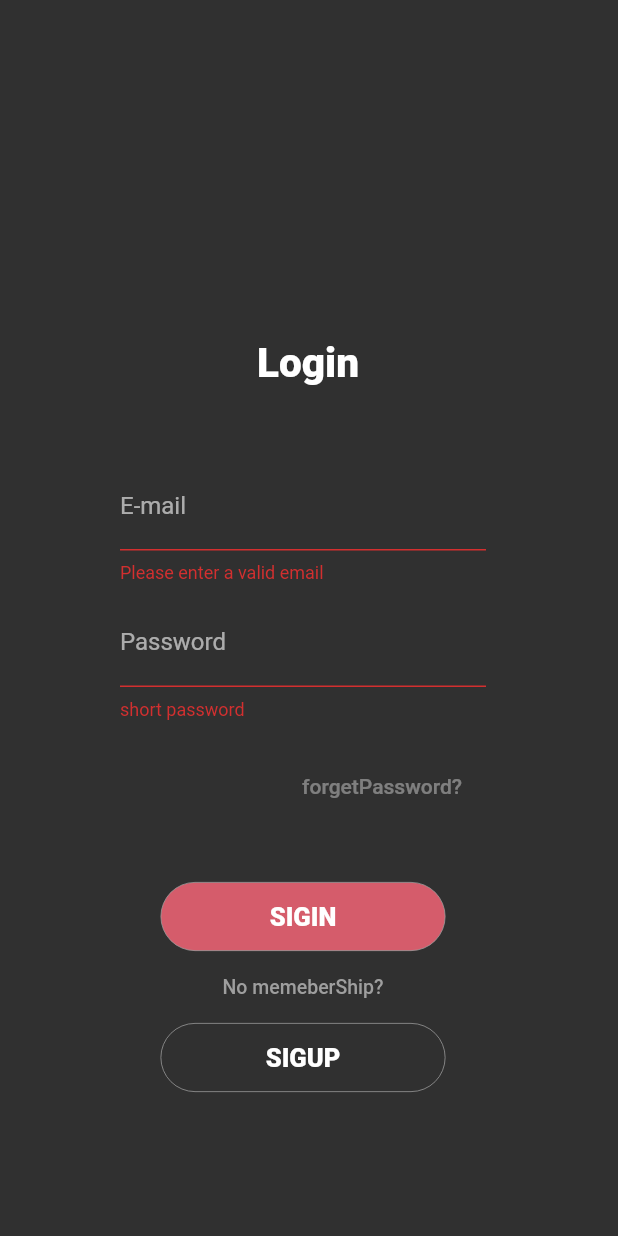
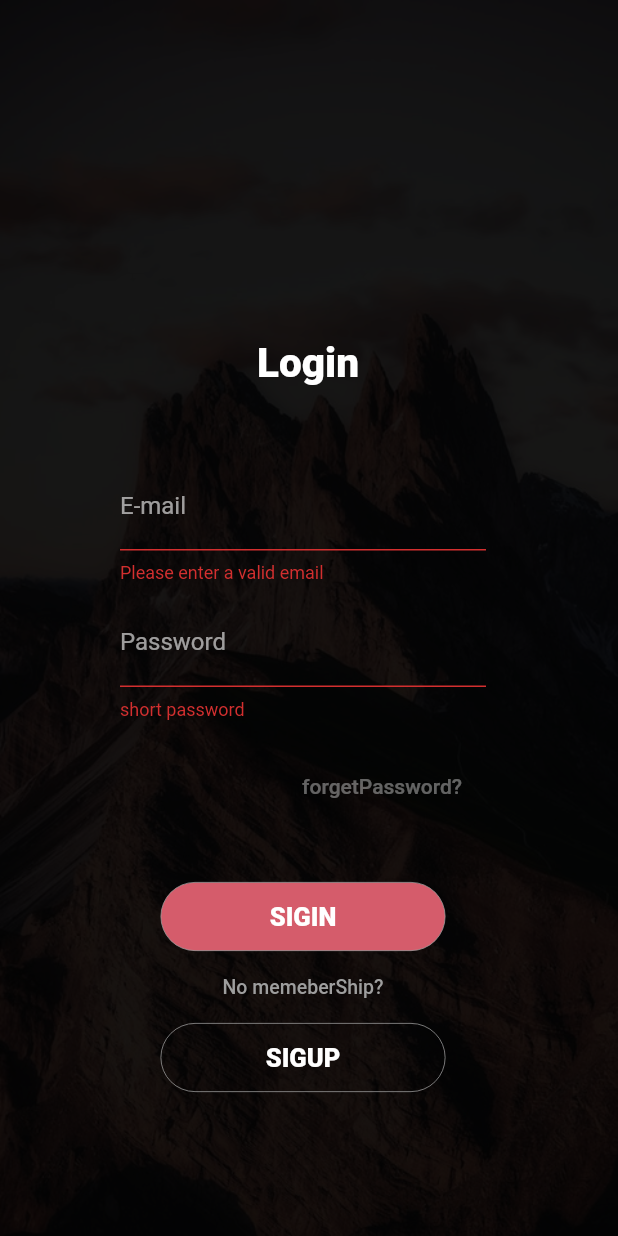
Before and after one commit to Ahmed20Salah/travel_app, a Flutter app: the Authenticate screen opened by its route, after a tap on "SIGIN", on a phone screen of 412 x 824 dp. Run offline on Flutter 3.47's test engine with Material 2 defaults, Android fonts, the phone set to English and light mode, and no system bars; our stand-ins replace image_picker, intro_slider, rxdart, shared_preferences; accounts and stored records are empty.

```diff
--- a/lib/pages/auth.dart
+++ b/lib/pages/auth.dart
@@ -25,11 +25,22 @@ class AuthenticateState extends State<Authenticate> {
 
   @override
   Widget build(BuildContext context) {
-    return ScopedModel<UserScope>(
+    return Stack(children: [
+      Container(
+        constraints: BoxConstraints.expand(),
+        decoration: BoxDecoration(
+            image: DecorationImage(
+                image: AssetImage('assets/adventure.jpg'),
+                fit: BoxFit.cover,
+                colorFilter: ColorFilter.mode(
+                    Colors.black.withOpacity(.9), BlendMode.darken))),
+      ),
+      ScopedModel<UserScope>(
           model: UserScope(),
           child: ScopedModelDescendant(
               builder: (BuildContext context, Widget child, UserScope model) {
             return Scaffold(
+              backgroundColor: Colors.transparent,
               body: Container(
                 padding: EdgeInsets.only(left: 80.0, right: 88.0, top: 130.0),
                 child: Center(
@@ -48,7 +59,8 @@ class AuthenticateState extends State<Authenticate> {
                           ),
                           _auth == Auth.SignUp
                               ? TextFormField(
-                                decoration: InputDecoration(labelText: 'Name'),
+                                  decoration:
+                                      InputDecoration(labelText: 'Name'),
                                   onSaved: (String value) {
                                     _formData['userName'] = value;
                                   },
@@ -111,8 +123,8 @@ class AuthenticateState extends State<Authenticate> {
                                   height: 46.0,
                                   decoration: BoxDecoration(
                                     color: Color.fromRGBO(213, 92, 107, 1),
-                                  border:
-                                      Border.all(color: Colors.grey, width: .5),
+                                    border: Border.all(
+                                        color: Colors.grey, width: .5),
                                     borderRadius: BorderRadius.circular(30.0),
                                   ),
                                   child: FlatButton(
@@ -136,20 +148,22 @@ class AuthenticateState extends State<Authenticate> {
                               _auth == Auth.Login
                                   ? 'No memeberShip?'
                                   : 'have an account already!',
-                            style: TextStyle(color: Colors.grey, fontSize: 13),
+                              style:
+                                  TextStyle(color: Colors.grey, fontSize: 13),
                             ),
                           ),
                           Container(
                             width: 190.0,
                             height: 46.0,
                             decoration: BoxDecoration(
-                              border: Border.all(color: Colors.grey, width: .5),
+                                border:
+                                    Border.all(color: Colors.grey, width: .5),
                                 borderRadius: BorderRadius.circular(30.0),
                                 color: _auth == Auth.Login
                                     ? Color.fromRGBO(0, 0, 0, 0)
                                     : Color.fromRGBO(213, 92, 107, 1)),
                             child: FlatButton(
-                            onPressed: ()  {
+                              onPressed: () {
                                 setState(() {
                                   _auth = Auth.SignUp;
                                 });
@@ -157,7 +171,8 @@ class AuthenticateState extends State<Authenticate> {
                               },
                               child: Text('SIGUP',
                                   style: TextStyle(
-                                    fontSize: 17, fontWeight: FontWeight.w900)),
+                                      fontSize: 17,
+                                      fontWeight: FontWeight.w900)),
                             ),
                           ),
                         ],
@@ -167,7 +182,8 @@ class AuthenticateState extends State<Authenticate> {
                 ),
               ),
             );
-        }));
+          }))
+    ]);
   }
 
   void _submitForm(model) async {
@@ -176,11 +192,11 @@ class AuthenticateState extends State<Authenticate> {
     }
     print('submitform');
     _formState.currentState.save();
-    Map<String, dynamic> response;
-    response = await model.authenticate(
+    Map<String, dynamic> response= await model.authenticate(
         email: _formData['Email'],
         password: _formData['password'],
-        auth: _auth , username: _formData['userName']);
+        auth: _auth,
+        username: _formData['userName']);
     if (response['success']) {
       debugPrint(response['message']);
       Navigator.of(context).pushReplacementNamed('home');
--- a/lib/pages/search.dart
+++ b/lib/pages/search.dart
@@ -36,7 +36,7 @@ class Search extends StatelessWidget {
                       image: AssetImage('assets/dawn.jpg'),
                       fit: BoxFit.cover,
                       colorFilter: ColorFilter.mode(
-                          Colors.black.withOpacity(.6), BlendMode.dstOver))),
+                          Colors.black.withOpacity(.6), BlendMode.darken))),
               child: Column(
                 children: <Widget>[
                   Text(
--- a/lib/scope_models/post_scope.dart
+++ b/lib/scope_models/post_scope.dart
@@ -8,8 +8,8 @@ class Post_scope extends Model {
         user: Users(
             userName: 'AhmedSalah',
             userEmail: 'Ahmed@tes.com',
-            picture: 'assets/home.jpg'),
-        image: 'assets/home.jpg',
+            picture: 'assets/guy-high.jpg'),
+        image: 'assets/dawn-desktop-.jpg',
         label: 'this From My trip',
         likes: 10,
         favorite: false),
@@ -18,7 +18,7 @@ class Post_scope extends Model {
             userName: 'AhmedSalah',
             userEmail: 'Ahmed@tes.com',
             picture: 'assets/home.jpg'),
-        image: 'assets/home.jpg',
+        image: 'assets/landscape.jpg',
         label: 'this From My trip',
         likes: 10,
         favorite: true),
```
Also changed, not shown: lib/home.dart (+14 -9 lines), lib/pages/camer.dart (+3 -8 lines). Lines whose indentation alone changed are shown as unchanged.
